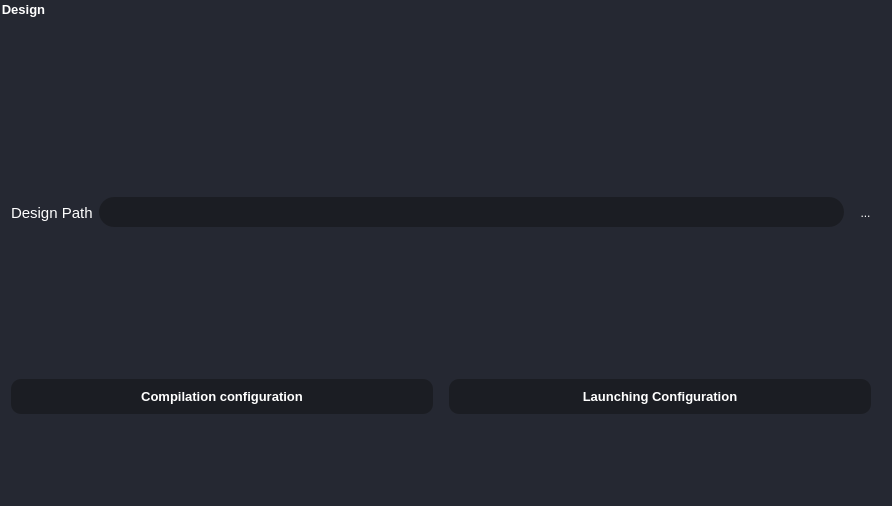
First picture: the form in src/frontend/UiFiles/DesignBox.ui, repository bassant-hisham/Anomalies-Tracker-Siemens-Academy, before the edit.
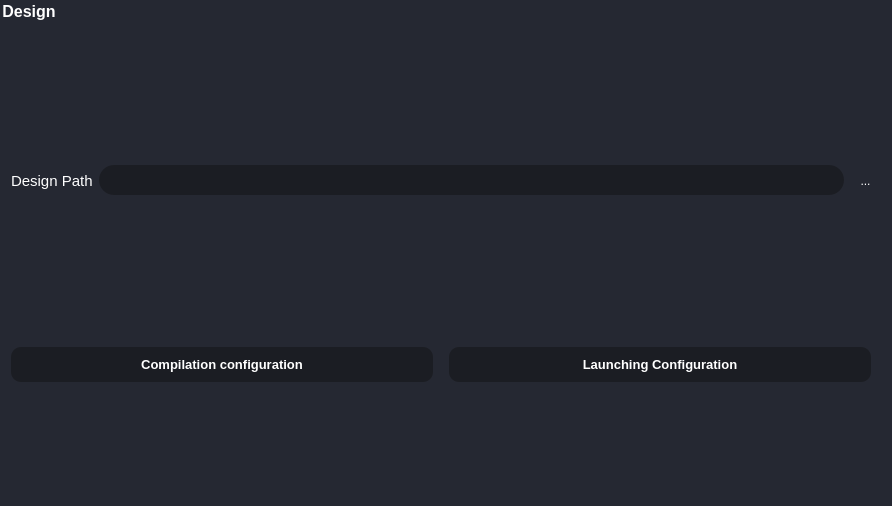
Second picture: the form after the edit. Icons and pictures are not drawn.

Diff of the .ui file:
```diff
--- a/src/frontend/UiFiles/DesignBox.ui
+++ b/src/frontend/UiFiles/DesignBox.ui
@@ -12,7 +12,7 @@
   </property>
   <property name="font">
    <font>
-    <pointsize>10</pointsize>
+    <pointsize>-1</pointsize>
     <bold>true</bold>
    </font>
   </property>
@@ -23,7 +23,8 @@
    <string notr="true">QGroupBox{
 background-color:rgb(37, 40, 50);
 color: white;
-	border-radius: 15px;
+border-radius: 15px;
+font-size:16px;
 }
 QLabel{
 color: white;
@@ -93,7 +94,7 @@
    <string>Design</string>
   </property>
   <layout class="QGridLayout" name="gridLayout">
-   <item row="1" column="0">
+   <item row="2" column="0">
     <layout class="QHBoxLayout" name="DesignPath_horizontalLayout">
      <property name="sizeConstraint">
       <enum>QLayout::SetNoConstraint</enum>
@@ -142,7 +143,39 @@
      </item>
     </layout>
    </item>
-   <item row="3" column="0">
+   <item row="1" column="0">
+    <spacer name="verticalSpacer">
+     <property name="orientation">
+      <enum>Qt::Vertical</enum>
+     </property>
+     <property name="sizeType">
+      <enum>QSizePolicy::Preferred</enum>
+     </property>
+     <property name="sizeHint" stdset="0">
+      <size>
+       <width>20</width>
+       <height>24</height>
+      </size>
+     </property>
+    </spacer>
+   </item>
+   <item row="5" column="0">
+    <spacer name="verticalSpacer_2">
+     <property name="orientation">
+      <enum>Qt::Vertical</enum>
+     </property>
+     <property name="sizeType">
+      <enum>QSizePolicy::Preferred</enum>
+     </property>
+     <property name="sizeHint" stdset="0">
+      <size>
+       <width>20</width>
+       <height>60</height>
+      </size>
+     </property>
+    </spacer>
+   </item>
+   <item row="4" column="0">
     <layout class="QHBoxLayout" name="Configurations_horizontalLayout">
      <property name="sizeConstraint">
       <enum>QLayout::SetNoConstraint</enum>
@@ -258,8 +291,8 @@
      </item>
     </layout>
    </item>
-   <item row="2" column="0">
-    <spacer name="verticalSpacer">
+   <item row="3" column="0">
+    <spacer name="verticalSpacer_3">
      <property name="orientation">
       <enum>Qt::Vertical</enum>
      </property>
@@ -269,7 +302,7 @@
      <property name="sizeHint" stdset="0">
       <size>
        <width>20</width>
-       <height>66</height>
+       <height>94</height>
       </size>
      </property>
     </spacer>
```
